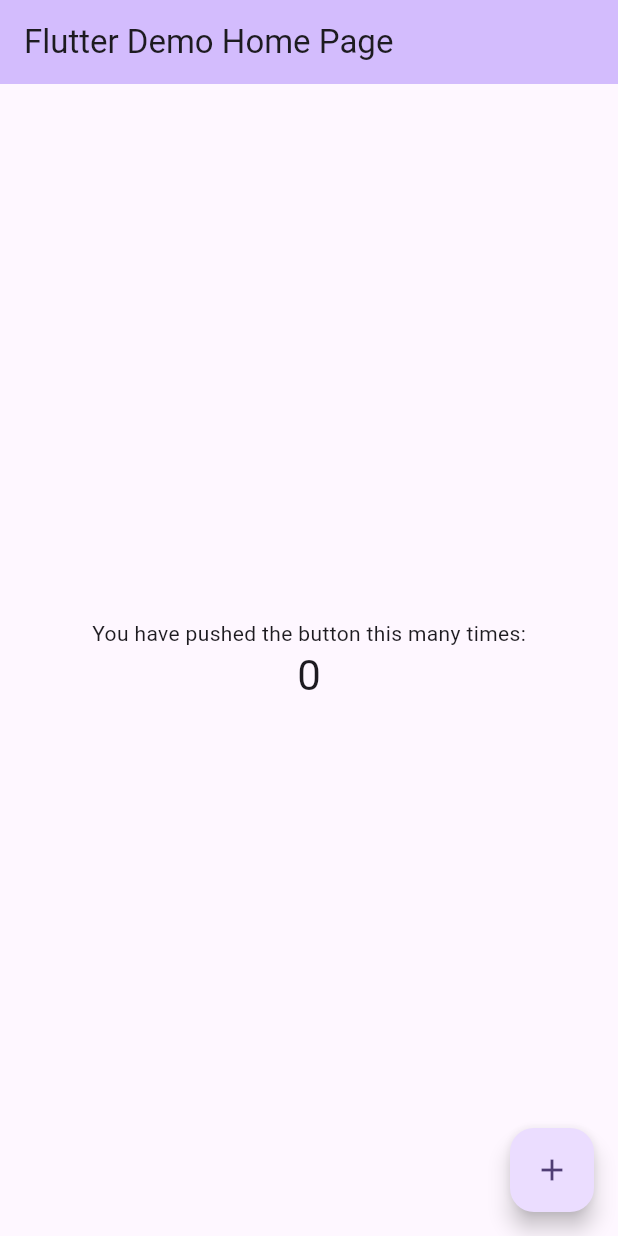
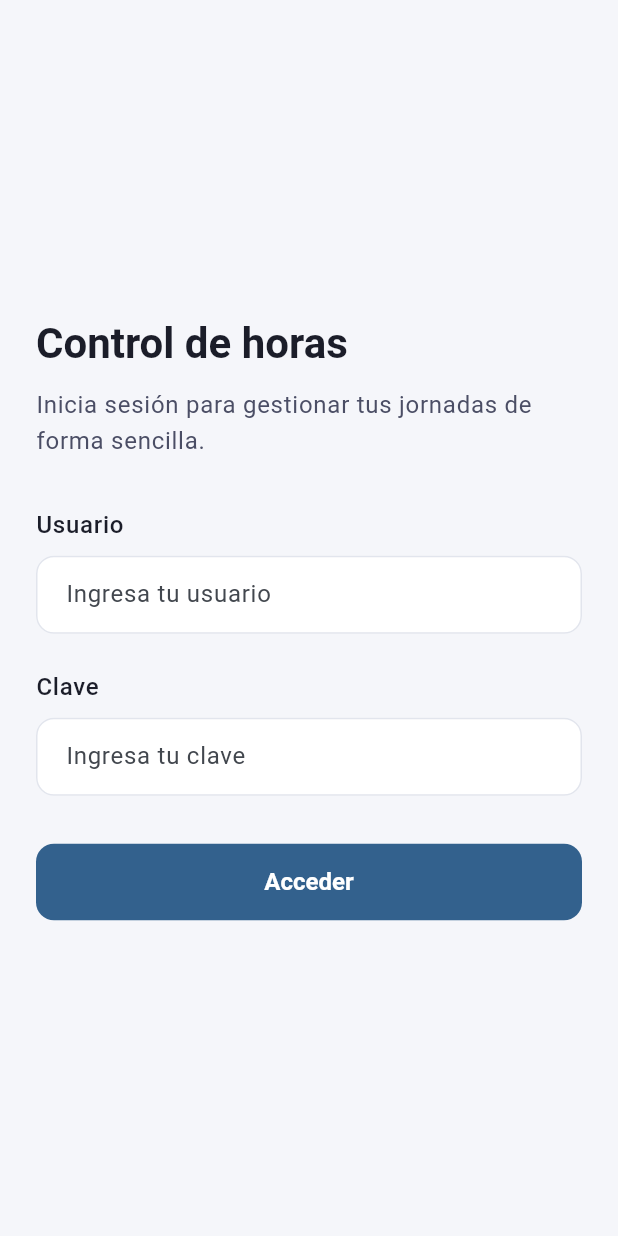
Before and after one commit to vxnzala1/Control_horas, a Flutter app: the screen it shows after launch, on a phone screen of 412 x 824 dp. Run offline on Flutter 3.47's test engine with Material 3 defaults, Android fonts, the phone set to English and light mode, and no system bars.

Commit message:
feat: add styled login screen

```diff
--- a/lib/main.dart
+++ b/lib/main.dart
@@ -7,116 +7,133 @@ void main() {
 class MyApp extends StatelessWidget {
   const MyApp({super.key});
 
-  // This widget is the root of your application.
   @override
   Widget build(BuildContext context) {
+    const primaryColor = Color(0xFF0A75BC);
     return MaterialApp(
-      title: 'Flutter Demo',
+      debugShowCheckedModeBanner: false,
+      title: 'Control de Horas',
       theme: ThemeData(
-        // This is the theme of your application.
-        //
-        // TRY THIS: Try running your application with "flutter run". You'll see
-        // the application has a purple toolbar. Then, without quitting the app,
-        // try changing the seedColor in the colorScheme below to Colors.green
-        // and then invoke "hot reload" (save your changes or press the "hot
-        // reload" button in a Flutter-supported IDE, or press "r" if you used
-        // the command line to start the app).
-        //
-        // Notice that the counter didn't reset back to zero; the application
-        // state is not lost during the reload. To reset the state, use hot
-        // restart instead.
-        //
-        // This works for code too, not just values: Most code changes can be
-        // tested with just a hot reload.
-        colorScheme: ColorScheme.fromSeed(seedColor: Colors.deepPurple),
+        useMaterial3: true,
+        fontFamily: 'Roboto',
+        colorScheme: ColorScheme.fromSeed(
+          seedColor: primaryColor,
+          brightness: Brightness.light,
+        ),
+        scaffoldBackgroundColor: const Color(0xFFF5F6FA),
+        textTheme: const TextTheme(
+          headlineMedium: TextStyle(
+            fontSize: 28,
+            fontWeight: FontWeight.w700,
+            color: Color(0xFF1B1D29),
+          ),
+          bodyLarge: TextStyle(
+            fontSize: 16,
+            fontWeight: FontWeight.w400,
+            color: Color(0xFF4B4E65),
+          ),
+        ),
+        inputDecorationTheme: InputDecorationTheme(
+          filled: true,
+          fillColor: Colors.white,
+          contentPadding:
+              const EdgeInsets.symmetric(horizontal: 16, vertical: 14),
+          border: OutlineInputBorder(
+            borderRadius: BorderRadius.circular(12),
+            borderSide: const BorderSide(color: Color(0xFFE2E5ED)),
+          ),
+          enabledBorder: OutlineInputBorder(
+            borderRadius: BorderRadius.circular(12),
+            borderSide: const BorderSide(color: Color(0xFFE2E5ED)),
+          ),
+          focusedBorder: OutlineInputBorder(
+            borderRadius: BorderRadius.circular(12),
+            borderSide: const BorderSide(color: primaryColor, width: 1.4),
+          ),
+        ),
       ),
-      home: const MyHomePage(title: 'Flutter Demo Home Page'),
+      home: const LoginPage(),
     );
   }
 }
 
-class MyHomePage extends StatefulWidget {
-  const MyHomePage({super.key, required this.title});
-
-  // This widget is the home page of your application. It is stateful, meaning
-  // that it has a State object (defined below) that contains fields that affect
-  // how it looks.
-
-  // This class is the configuration for the state. It holds the values (in this
-  // case the title) provided by the parent (in this case the App widget) and
-  // used by the build method of the State. Fields in a Widget subclass are
-  // always marked "final".
-
-  final String title;
-
-  @override
-  State<MyHomePage> createState() => _MyHomePageState();
-}
-
-class _MyHomePageState extends State<MyHomePage> {
-  int _counter = 0;
-
-  void _incrementCounter() {
-    setState(() {
-      // This call to setState tells the Flutter framework that something has
-      // changed in this State, which causes it to rerun the build method below
-      // so that the display can reflect the updated values. If we changed
-      // _counter without calling setState(), then the build method would not be
-      // called again, and so nothing would appear to happen.
-      _counter++;
-    });
-  }
+class LoginPage extends StatelessWidget {
+  const LoginPage({super.key});
 
   @override
   Widget build(BuildContext context) {
-    // This method is rerun every time setState is called, for instance as done
-    // by the _incrementCounter method above.
-    //
-    // The Flutter framework has been optimized to make rerunning build methods
-    // fast, so that you can just rebuild anything that needs updating rather
-    // than having to individually change instances of widgets.
+    final theme = Theme.of(context);
     return Scaffold(
-      appBar: AppBar(
-        // TRY THIS: Try changing the color here to a specific color (to
-        // Colors.amber, perhaps?) and trigger a hot reload to see the AppBar
-        // change color while the other colors stay the same.
-        backgroundColor: Theme.of(context).colorScheme.inversePrimary,
-        // Here we take the value from the MyHomePage object that was created by
-        // the App.build method, and use it to set our appbar title.
-        title: Text(widget.title),
-      ),
-      body: Center(
-        // Center is a layout widget. It takes a single child and positions it
-        // in the middle of the parent.
-        child: Column(
-          // Column is also a layout widget. It takes a list of children and
-          // arranges them vertically. By default, it sizes itself to fit its
-          // children horizontally, and tries to be as tall as its parent.
-          //
-          // Column has various properties to control how it sizes itself and
-          // how it positions its children. Here we use mainAxisAlignment to
-          // center the children vertically; the main axis here is the vertical
-          // axis because Columns are vertical (the cross axis would be
-          // horizontal).
-          //
-          // TRY THIS: Invoke "debug painting" (choose the "Toggle Debug Paint"
-          // action in the IDE, or press "p" in the console), to see the
-          // wireframe for each widget.
-          mainAxisAlignment: MainAxisAlignment.center,
-          children: <Widget>[
-            const Text('You have pushed the button this many times:'),
-            Text(
-              '$_counter',
-              style: Theme.of(context).textTheme.headlineMedium,
+      body: SafeArea(
+        child: Center(
+          child: SingleChildScrollView(
+            padding: const EdgeInsets.symmetric(horizontal: 24, vertical: 32),
+            child: ConstrainedBox(
+              constraints: const BoxConstraints(maxWidth: 420),
+              child: Column(
+                crossAxisAlignment: CrossAxisAlignment.stretch,
+                children: [
+                  Text(
+                    'Control de horas',
+                    style: theme.textTheme.headlineMedium,
+                    textAlign: TextAlign.left,
+                  ),
+                  const SizedBox(height: 12),
+                  Text(
+                    'Inicia sesión para gestionar tus jornadas de forma sencilla.',
+                    style: theme.textTheme.bodyLarge,
+                  ),
+                  const SizedBox(height: 32),
+                  Text(
+                    'Usuario',
+                    style: theme.textTheme.bodyLarge
+                        ?.copyWith(color: const Color(0xFF1B1D29), fontWeight: FontWeight.w500),
+                  ),
+                  const SizedBox(height: 8),
+                  const TextField(
+                    decoration: InputDecoration(
+                      hintText: 'Ingresa tu usuario',
+                    ),
+                    textInputAction: TextInputAction.next,
+                  ),
+                  const SizedBox(height: 24),
+                  Text(
+                    'Clave',
+                    style: theme.textTheme.bodyLarge
+                        ?.copyWith(color: const Color(0xFF1B1D29), fontWeight: FontWeight.w500),
+                  ),
+                  const SizedBox(height: 8),
+                  const TextField(
+                    decoration: InputDecoration(
+                      hintText: 'Ingresa tu clave',
+                    ),
+                    obscureText: true,
+                    textInputAction: TextInputAction.done,
+                  ),
+                  const SizedBox(height: 32),
+                  SizedBox(
+                    width: double.infinity,
+                    child: FilledButton(
+                      onPressed: () {},
+                      style: FilledButton.styleFrom(
+                        padding: const EdgeInsets.symmetric(vertical: 16),
+                        shape: RoundedRectangleBorder(
+                          borderRadius: BorderRadius.circular(12),
+                        ),
+                        textStyle: const TextStyle(
+                          fontSize: 16,
+                          fontWeight: FontWeight.w600,
+                        ),
+                      ),
+                      child: const Text('Acceder'),
+                    ),
+                  ),
+                ],
+              ),
             ),
-          ],
+          ),
         ),
       ),
-      floatingActionButton: FloatingActionButton(
-        onPressed: _incrementCounter,
-        tooltip: 'Increment',
-        child: const Icon(Icons.add),
-      ), // This trailing comma makes auto-formatting nicer for build methods.
     );
   }
 }
```
